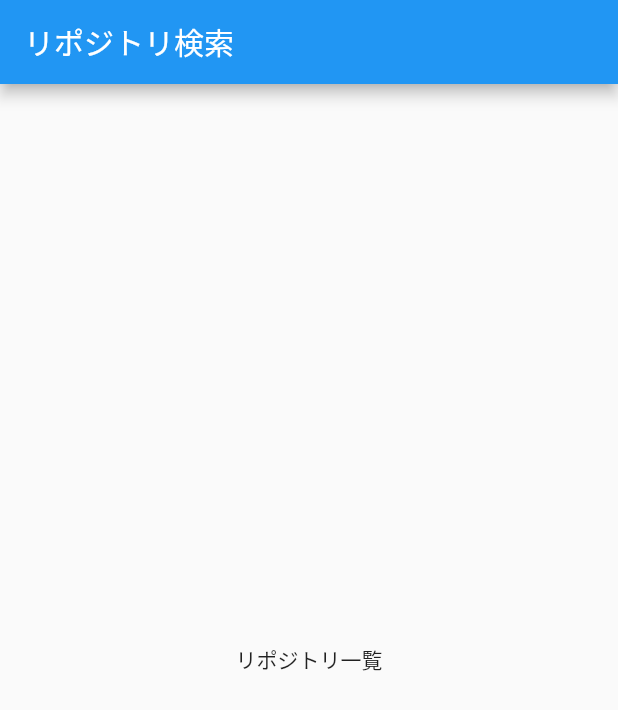
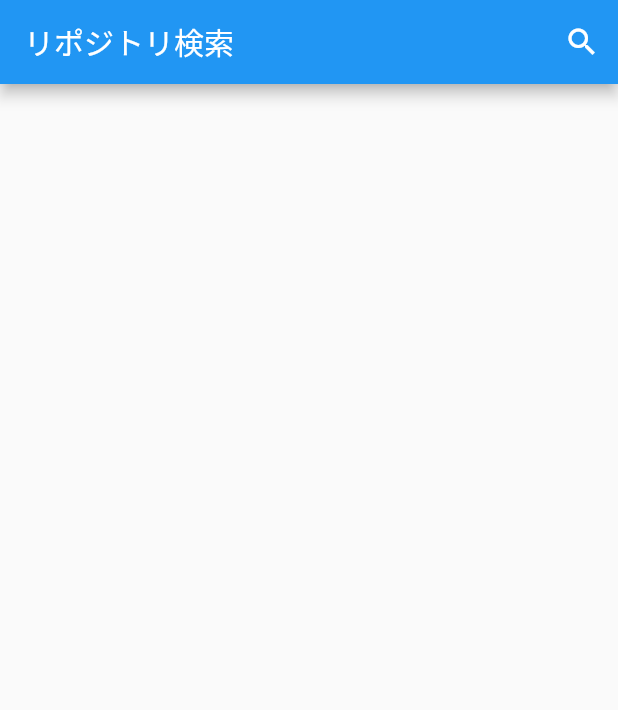
Before and after one commit to tochi86/flutter_search_repo, a Flutter app: the screen it shows after launch, on a phone screen of 412 x 824 dp. Shown: the top 710 px of the screen. Run offline on Flutter 3.47's test engine with Material 2 defaults, Android fonts, the phone set to English and light mode, and no system bars; our stand-ins replace flutter_riverpod, freezed_annotation, riverpod.

Commit message:
決め打ちの文字列で検索結果を表示

```diff
--- a/lib/ui/repo_list/repo_list_page.dart
+++ b/lib/ui/repo_list/repo_list_page.dart
@@ -1,18 +1,42 @@
 import 'package:flutter/material.dart';
 import 'package:flutter_riverpod/flutter_riverpod.dart';
+import 'package:search_repo/ui/repo_list/repo_list_view_model.dart';
 
 class RepoListPage extends ConsumerWidget {
   const RepoListPage({Key? key}) : super(key: key);
 
   @override
   Widget build(BuildContext context, WidgetRef ref) {
+    final viewModel = ref.read(repoListViewModelProvider);
+    final repoList =
+        ref.watch(repoListViewModelProvider.select((value) => value.repoList));
+    final errorMessage = ref
+        .watch(repoListViewModelProvider.select((value) => value.errorMessage));
+
     return Scaffold(
       appBar: AppBar(
         title: const Text('リポジトリ検索'),
+        actions: <Widget>[
+          IconButton(
+            icon: const Icon(Icons.search),
+            onPressed: () {
+              viewModel.searchRepo('swift');
+            },
+          ),
+        ],
       ),
-      body: const Center(
-        child: Text('リポジトリ一覧'),
-      ),
+      body: (errorMessage != null)
+          ? Text(errorMessage.toString())
+          : ListView.builder(
+              itemCount: repoList.length,
+              itemBuilder: (context, index) {
+                return Card(
+                  child: ListTile(
+                    title: Text(repoList[index].fullName),
+                  ),
+                );
+              },
+            ),
     );
   }
 }
```
